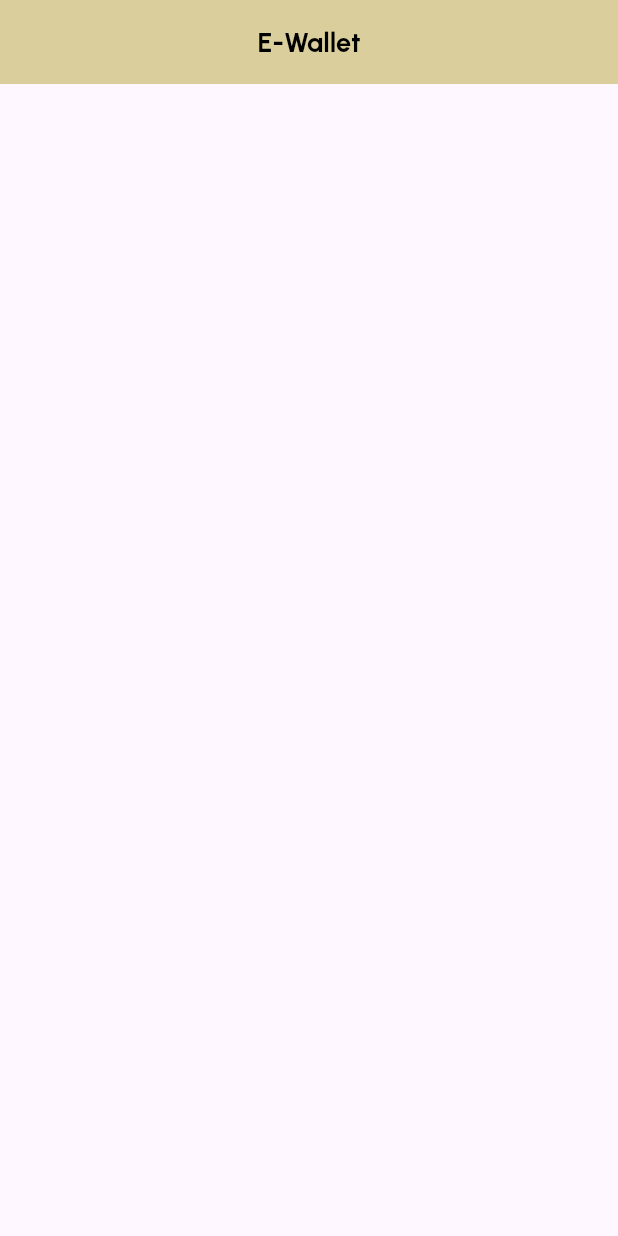
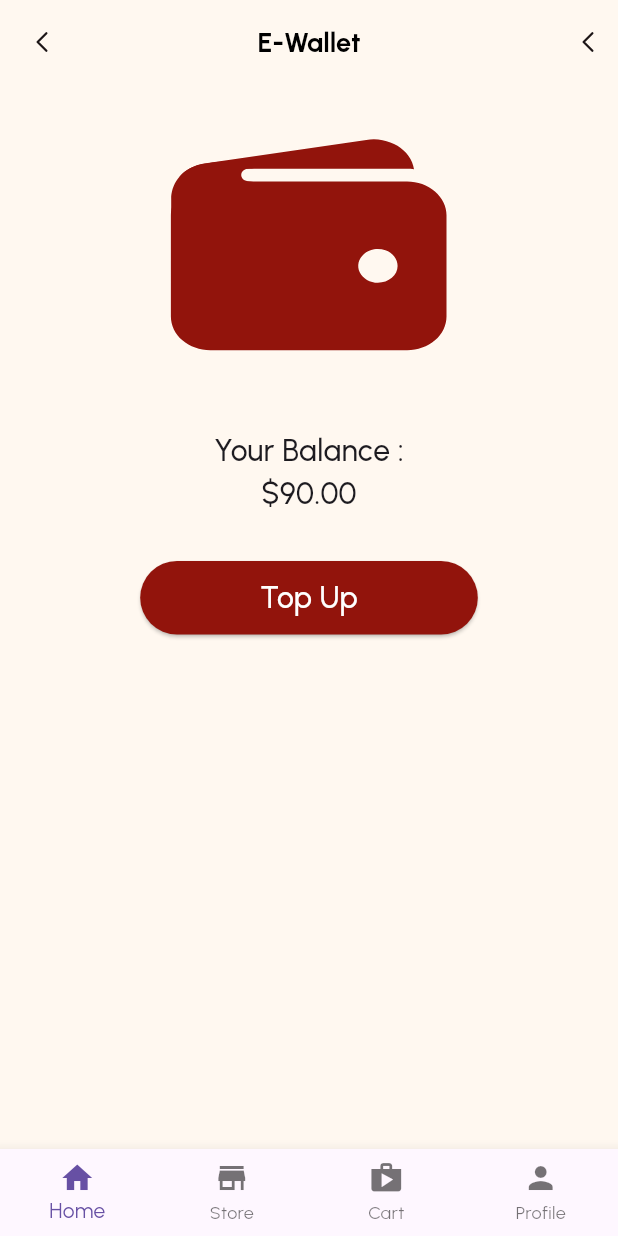
Before and after one commit to Kelompok-2-Mobile-Programming-TI-B-23/Marketplace, a Flutter app: the screen it shows after launch, on a phone screen of 412 x 824 dp. Run offline on Flutter 3.47's test engine with Material 3 defaults, Android fonts, the phone set to English and light mode, and no system bars; our stand-ins replace flutter_svg.

Commit message:
[UPDATE] Menyelesaikan tampilan e-wallet
- iconnya masi bingung
- belum ada pop up alert pas masukkin saldo

```diff
--- a/lib/e_wallet.dart
+++ /dev/null
@@ -1,23 +0,0 @@
-import 'package:flutter/material.dart';
-
-class EWalletScreen extends StatelessWidget {
-  const EWalletScreen({super.key});
-
-  @override
-  Widget build(BuildContext context) {
-    return Scaffold(
-      appBar: AppBar(
-        title: const Text(
-          'E-Wallet',
-          style: TextStyle(
-            color: Colors.black,
-            fontSize: 18,
-            fontWeight: FontWeight.bold
-            )
-          ),
-          centerTitle: true,
-          backgroundColor: const Color.fromARGB(255, 218, 207, 156),
-      ),
-    );
-  }
-}
--- /dev/null
+++ b/lib/e_wallet_screen.dart
@@ -0,0 +1,99 @@
+import 'package:flutter/material.dart';
+import 'package:flutter_svg/flutter_svg.dart';
+
+class EWalletScreen extends StatelessWidget {
+  const EWalletScreen({super.key});
+
+  @override
+  Widget build(BuildContext context) {
+    return Scaffold(
+      backgroundColor: const Color.fromARGB(255, 255, 248, 240),
+      appBar: AppBar(
+          title: const Text('E-Wallet',
+              style: TextStyle(
+                  color: Colors.black,
+                  fontSize: 18,
+                  fontWeight: FontWeight.bold)),
+          centerTitle: true,
+          backgroundColor: const Color.fromARGB(255, 255, 248, 240),
+          leading: Container(
+            margin: const EdgeInsets.all(10),
+            alignment: Alignment.center,
+            decoration: BoxDecoration(
+                color: const Color.fromARGB(255, 255, 248, 240),
+                borderRadius: BorderRadius.circular(10)),
+            child: SvgPicture.asset(
+              'assets/icons/Arrow - Left 2.svg',
+
+              height: 20,
+              width: 20,
+              // color: Colors.black,
+            ),
+          ),
+          actions: [
+            Container(
+              margin: const EdgeInsets.all(10),
+              alignment: Alignment.center,
+              decoration: BoxDecoration(
+                  color: const Color.fromARGB(255, 255, 248, 240),
+                  borderRadius: BorderRadius.circular(10)),
+              child: SvgPicture.asset(
+                'assets/icons/Arrow - Left 2.svg',
+
+                height: 20,
+                width: 20,
+                // color: Colors.black,
+              ),
+            )
+          ]),
+      body: Row(mainAxisAlignment: MainAxisAlignment.center, children: [
+        Column(children: [
+          SizedBox(
+            height: 20,
+          ),
+          SvgPicture.asset('assets/icons/ion_wallet.svg'),
+          Container(
+            padding: EdgeInsets.fromLTRB(0, 30, 0, 30),
+            child: Column(
+              children: [
+                const Text(
+                  'Your Balance :',
+                  style: TextStyle(fontSize: 20, fontWeight: FontWeight.w500),
+                ),
+                const Text(
+                  '\$90.00',
+                  style: TextStyle(fontSize: 20, fontWeight: FontWeight.w500),
+                ),
+                SizedBox(
+                  height: 30,
+                ),
+                ElevatedButton(
+                    style: ElevatedButton.styleFrom(
+                        alignment: Alignment.center,
+                        padding: const EdgeInsets.symmetric(
+                            horizontal: 80, vertical: 10),
+                        backgroundColor: Color.fromARGB(255, 146, 20, 12)),
+                    onPressed: () {},
+                    child: Text(
+                      'Top Up',
+                      style: TextStyle(
+                          fontSize: 20,
+                          fontWeight: FontWeight.w500,
+                          color: Colors.white),
+                    ))
+              ],
+            ),
+          ),
+        ])
+      ]),
+      bottomNavigationBar: BottomNavigationBar(
+          type: BottomNavigationBarType.fixed,
+          items: const [
+            BottomNavigationBarItem(label: 'Home', icon: Icon(Icons.home)),
+            BottomNavigationBarItem(label: 'Store', icon: Icon(Icons.store)),
+            BottomNavigationBarItem(label: 'Cart', icon: Icon(Icons.shop)),
+            BottomNavigationBarItem(label: 'Profile', icon: Icon(Icons.person)),
+          ]),
+    );
+  }
+}
--- a/lib/main.dart
+++ b/lib/main.dart
@@ -1,5 +1,5 @@
 import 'package:flutter/material.dart';
-import 'package:marketplace/e_wallet.dart';
+import 'package:marketplace/e_wallet_screen.dart';
 
 void main() {
   runApp(const MyApp());
```
Also changed, not shown: pubspec.yaml (+9 -2 lines), assets/icons/Arrow - Left 2.svg (added), assets/icons/Ellipse 1.svg (added), assets/icons/Ellipse 12.svg (added), assets/icons/Frame.svg (added), assets/icons/Group 14.svg (added), assets/icons/Left Arrow (1).svg (added), assets/icons/Left Arrow.png (added), assets/icons/LeftArrow.svg (added), assets/icons/ion_wallet.svg (added), pubspec.lock.
